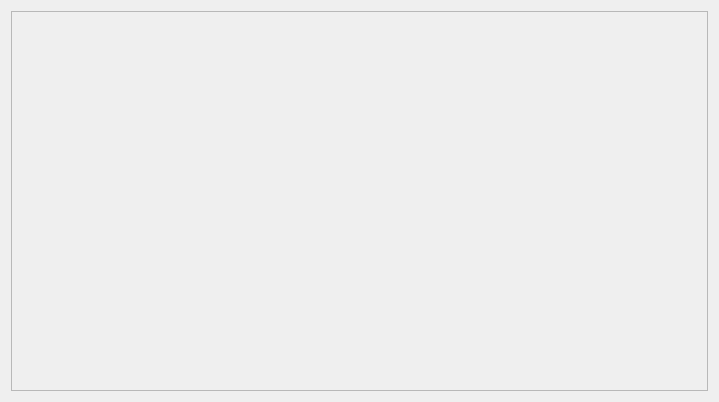
First picture: the form in gallery/galleryview.ui, repository Vrock691/IHM, before the edit.
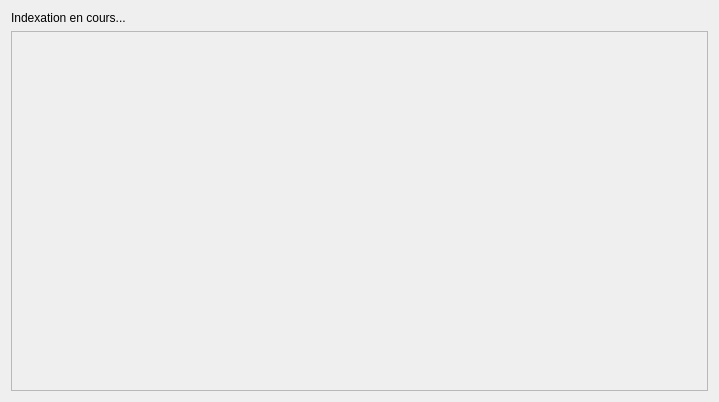
Second picture: the form after the edit.

Commit message: ajout de signaux pour indexer une fois la fenetre lancée

```diff
--- a/gallery/galleryview.ui
+++ b/gallery/galleryview.ui
@@ -29,6 +29,13 @@
    <item>
     <layout class="QVBoxLayout" name="tabLayout"/>
    </item>
+   <item>
+    <widget class="QLabel" name="indexStatus">
+     <property name="text">
+      <string>Indexation en cours...</string>
+     </property>
+    </widget>
+   </item>
    <item>
     <widget class="QScrollArea" name="scrollArea">
      <property name="widgetResizable">
@@ -39,8 +46,8 @@
        <rect>
         <x>0</x>
         <y>0</y>
-        <width>695</width>
-        <height>369</height>
+        <width>699</width>
+        <height>351</height>
        </rect>
       </property>
      </widget>
```
The commit also changes 5 other files.
